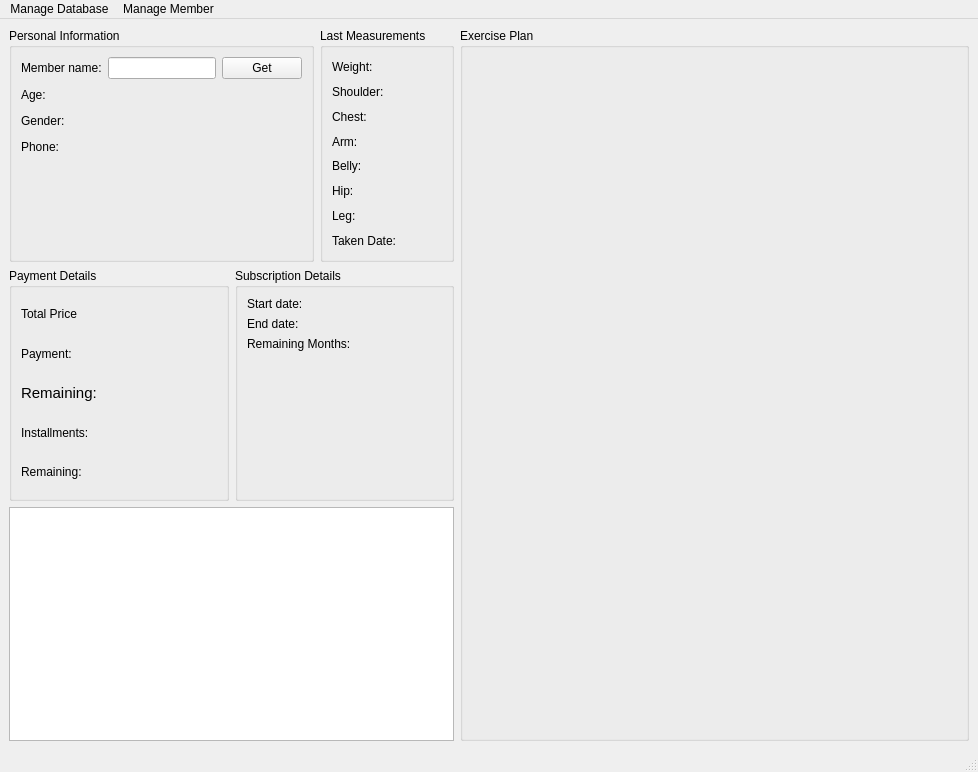
First picture: the form in desktop_application/ui/mainwindow.ui, repository cihansenyuz/project_gym, before the edit.
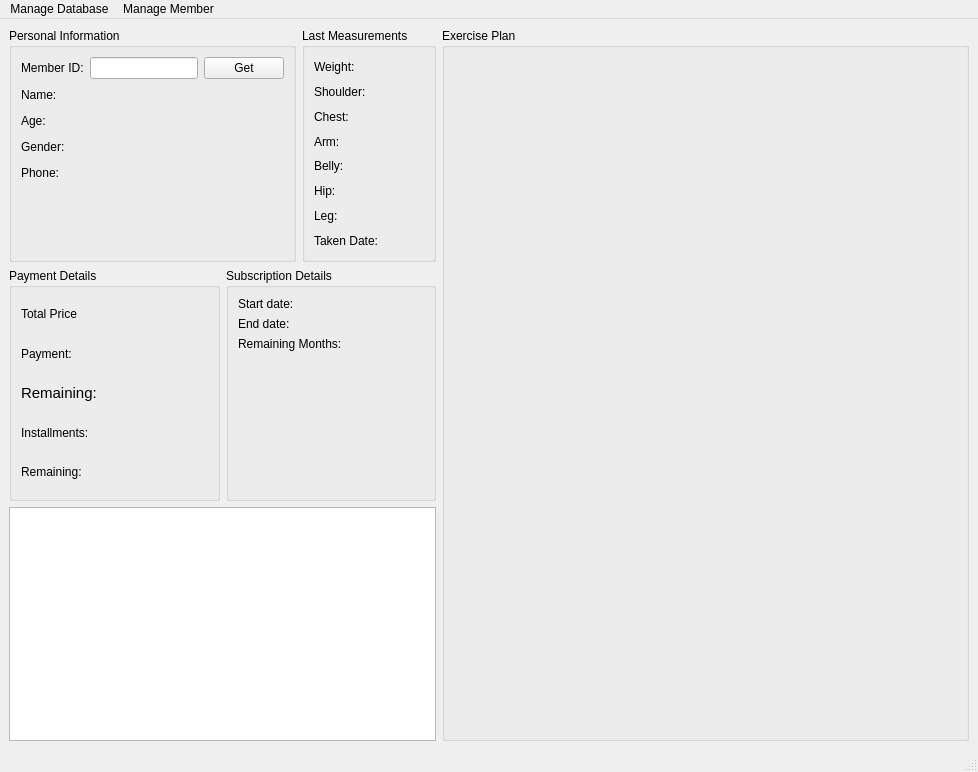
Second picture: the form after the edit.

Commit message: add ID section for mainwindow

Patch:
```diff
--- a/desktop_application/ui/mainwindow.ui
+++ b/desktop_application/ui/mainwindow.ui
@@ -26,16 +26,16 @@
           </property>
           <layout class="QVBoxLayout" name="verticalLayout">
            <item>
-            <layout class="QHBoxLayout" name="horizontalLayout_3">
+            <layout class="QHBoxLayout" name="horizontalLayout_24">
              <item>
-              <widget class="QLabel" name="member_name_label">
+              <widget class="QLabel" name="label_21">
                <property name="text">
-                <string>Member name:</string>
+                <string>Member ID:</string>
                </property>
               </widget>
              </item>
              <item>
-              <widget class="QLineEdit" name="member_name_line_edit"/>
+              <widget class="QLineEdit" name="member_id_line_edit"/>
              </item>
              <item>
               <widget class="QPushButton" name="get_button">
@@ -46,6 +46,37 @@
              </item>
             </layout>
            </item>
+           <item>
+            <layout class="QHBoxLayout" name="horizontalLayout_3">
+             <item>
+              <widget class="QLabel" name="member_name_label">
+               <property name="text">
+                <string>Name:</string>
+               </property>
+              </widget>
+             </item>
+             <item>
+              <widget class="QLabel" name="member_id_label">
+               <property name="text">
+                <string/>
+               </property>
+              </widget>
+             </item>
+             <item>
+              <spacer name="horizontalSpacer">
+               <property name="orientation">
+                <enum>Qt::Orientation::Horizontal</enum>
+               </property>
+               <property name="sizeHint" stdset="0">
+                <size>
+                 <width>40</width>
+                 <height>20</height>
+                </size>
+               </property>
+              </spacer>
+             </item>
+            </layout>
+           </item>
            <item>
             <layout class="QHBoxLayout" name="horizontalLayout_15">
              <item>
```
Left out of the diff: 10 changed lines with no effect on the pictures. The commit also changes 1 other file.
